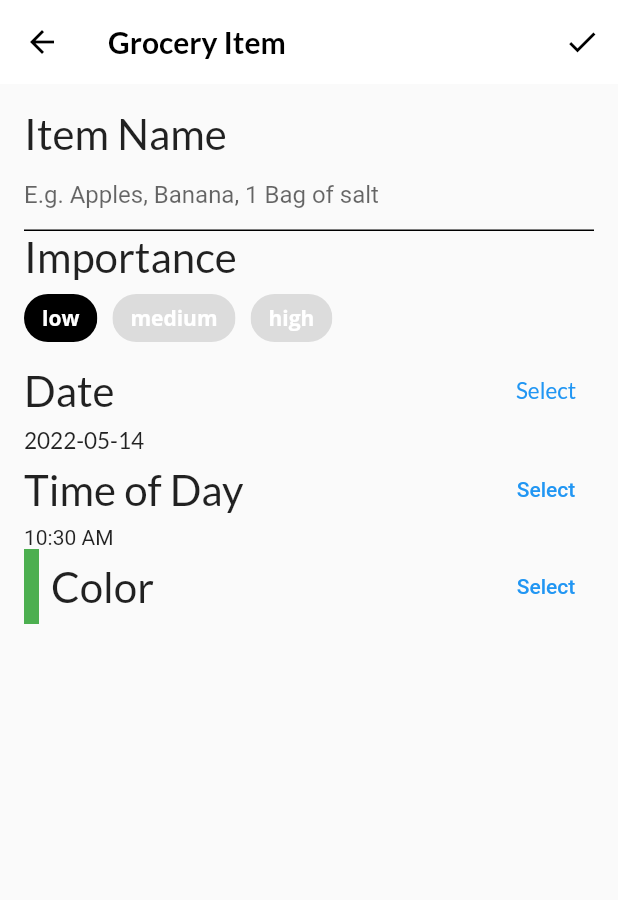
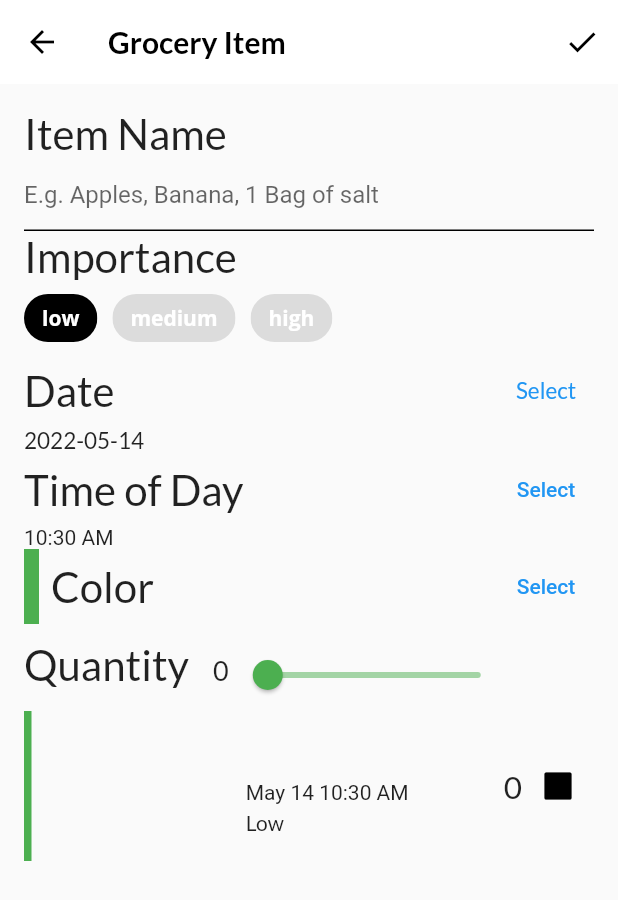
Before and after one commit to aymanobeid0/flutter_apprentice, a Flutter app: the screen it shows after launch, item 3 of the bottom bar chosen, after a tap on the "add" icon, on a phone screen of 412 x 824 dp. Shown: the top 900 px of the screen. Run offline on Flutter 3.47's test engine with Material 2 defaults, Android fonts, the phone set to English and light mode, and no system bars; our stand-ins replace flutter_colorpicker, google_fonts.

Commit message:
grocery list

```diff
--- /dev/null
+++ b/interactive/lib/components/grocery_tile.dart
@@ -0,0 +1,104 @@
+import 'dart:html';
+
+import 'package:flutter/material.dart';
+import 'package:google_fonts/google_fonts.dart';
+import 'package:intl/intl.dart';
+import '../models/grocery_item.dart';
+
+class GroceryTile extends StatelessWidget {
+  final GroceryItem item;
+  final Function(bool?)? onComplete;
+  final TextDecoration textDecoration;
+  GroceryTile({
+    Key? key,
+    required this.item,
+    this.onComplete,
+  })  : textDecoration =
+            item.isComplete ? TextDecoration.lineThrough : TextDecoration.none,
+        super(key: key);
+  @override
+  Widget build(BuildContext context) {
+    // TODO 21: Change this Widget
+    return SizedBox(
+      height: 100.0,
+      // TODO 20: Replace this color
+      child: Row(
+        mainAxisAlignment: MainAxisAlignment.spaceBetween,
+        children: [
+          // TODO 22: Add Row to group (name, date, importance)
+          Container(width: 5.0, color: item.color),
+          const SizedBox(width: 16.0),
+          Column(
+            mainAxisAlignment: MainAxisAlignment.center,
+            crossAxisAlignment: CrossAxisAlignment.start,
+            children: [
+              Text(
+                item.name,
+                style: GoogleFonts.lato(
+                    decoration: textDecoration,
+                    fontSize: 21.0,
+                    fontWeight: FontWeight.bold),
+              ),
+              const SizedBox(height: 4.0),
+              buildDate(),
+              const SizedBox(height: 4.0),
+              buildImportance(),
+            ],
+          ),
+
+          Row(
+            children: [
+              Text(
+                item.quantity.toString(),
+                style: GoogleFonts.lato(
+                    decoration: textDecoration, fontSize: 21.0),
+              ),
+              buildCheckbox(),
+            ],
+          )
+        ],
+      ),
+    );
+  }
+
+  // TODO: Add BuildImportance()
+  Widget buildImportance() {
+    if (item.importance == Importance.low) {
+      return Text('Low', style: GoogleFonts.lato(decoration: textDecoration));
+    } else if (item.importance == Importance.medium) {
+      return Text('Medium',
+          style: GoogleFonts.lato(
+              fontWeight: FontWeight.w800, decoration: textDecoration));
+    } else if (item.importance == Importance.high) {
+      return Text(
+        'High',
+        style: GoogleFonts.lato(
+          color: Colors.red,
+          fontWeight: FontWeight.w900,
+          decoration: textDecoration,
+        ),
+      );
+    } else {
+      throw Exception('This importance type does not exist');
+    }
+  }
+  // // TODO: Add buildDate()
+
+  Widget buildDate() {
+    final dateFormatter = DateFormat('MMMM dd h:mm a');
+    final dateString = dateFormatter.format(item.date);
+    return Text(
+      dateString,
+      style: TextStyle(decoration: textDecoration),
+    );
+  }
+
+  // // TODO: Add buildCheckbox()
+  Widget buildCheckbox() {
+    return Checkbox(
+      // 1
+      value: item.isComplete, // 2
+      onChanged: onComplete,
+    );
+  }
+}
--- a/interactive/lib/screens/grocery_item_screen.dart
+++ b/interactive/lib/screens/grocery_item_screen.dart
@@ -4,6 +4,7 @@
 import 'package:intl/intl.dart';
 import 'package:uuid/uuid.dart';
 import '../models/models.dart';
+import '../components/grocery_tile.dart';
 
 class GroceryItemScreen extends StatefulWidget {
   const GroceryItemScreen({
@@ -70,6 +71,27 @@
           IconButton(
               onPressed: () {
                 // TODO 24: Add callback handler
+                final groceryItem = GroceryItem(
+                  id: widget.originalItem?.id ?? const Uuid().v1(),
+                  name: _nameController.text,
+                  importance: _importance,
+                  color: _currentColor,
+                  quantity: _currentSliderValue,
+                  date: DateTime(
+                    _dueDate.year,
+                    _dueDate.month,
+                    _dueDate.day,
+                    _timeOfDay.hour,
+                    _timeOfDay.minute,
+                  ),
+                );
+                if (widget.isUpdating) {
+                  // 2
+                  widget.onUpdate(groceryItem);
+                } else {
+                  // 3
+                  widget.onCreate(groceryItem);
+                }
               },
               icon: const Icon(Icons.check))
         ],
@@ -92,9 +114,27 @@
             //TODO 16: Add time picker
             buildTimeField(context),
             //TODO 17: Add color picker
-            buildColorPicker()
+            buildColorPicker(),
             //TODO 18: Add slider //
+            const SizedBox(height: 10.0),
+            buildQuantityField(),
             // TODO: 19: Add Grocery Tile
+            GroceryTile(
+              item: GroceryItem(
+                id: 'previewMode',
+                name: _name,
+                importance: _importance,
+                color: _currentColor,
+                quantity: _currentSliderValue,
+                date: DateTime(
+                  _dueDate.year,
+                  _dueDate.month,
+                  _dueDate.day,
+                  _timeOfDay.hour,
+                  _timeOfDay.minute,
+                ),
+              ),
+            ),
           ],
         ),
       ),
@@ -300,5 +340,42 @@
       ],
     );
   }
+
   // // TODO: Add buildQuantityField()
+  Widget buildQuantityField() {
+    return Column(
+      crossAxisAlignment: CrossAxisAlignment.start,
+      children: [
+        Row(
+          crossAxisAlignment: CrossAxisAlignment.baseline,
+          textBaseline: TextBaseline.alphabetic,
+          children: [
+            Text(
+              'Quantity',
+              style: GoogleFonts.lato(fontSize: 28.0),
+            ),
+            const SizedBox(width: 16.0),
+            Text(
+              _currentSliderValue.toInt().toString(),
+              style: GoogleFonts.lato(fontSize: 18.0),
+            ),
+            Slider(
+              inactiveColor: _currentColor.withOpacity(0.5),
+              activeColor: _currentColor,
+              value: _currentSliderValue.toDouble(),
+              min: 0.0,
+              max: 100.0,
+              divisions: 100,
+              label: _currentSliderValue.toInt().toString(),
+              onChanged: (double value) {
+                setState(() {
+                  _currentSliderValue = value.toInt();
+                });
+              },
+            )
+          ],
+        )
+      ],
+    );
+  }
 }
--- /dev/null
+++ b/interactive/lib/screens/grocery_list_screen.dart
@@ -0,0 +1,43 @@
+import 'package:flutter/material.dart';
+import '../components/grocery_tile.dart';
+import '../models/models.dart';
+import 'grocery_item_screen.dart';
+
+class GroceryListScreen extends StatelessWidget {
+  final GroceryManager manager;
+  const GroceryListScreen({
+    Key? key,
+    required this.manager,
+  }) : super(key: key);
+
+  @override
+  Widget build(BuildContext context) {
+    // TODO 26: Replace with ListView
+    final groceryItems = manager.groceryItems;
+    return Padding(
+      padding: const EdgeInsets.all(16.0),
+      child: ListView.separated(
+        itemBuilder: (context, index) {
+          final item = groceryItems[index];
+          // TODO 28: Wrap in a Dismissable
+          //// TODO 27: Wrap in an InkWell
+          ///
+
+          return GroceryTile(
+            key: Key(item.id),
+            item: item,
+            onComplete: (change) {
+              if (change != null) {
+                manager.completeItem(index, change);
+              }
+            },
+          );
+        },
+        separatorBuilder: (context, index) {
+          return const SizedBox(height: 16.0);
+        },
+        itemCount: groceryItems.length,
+      ),
+    );
+  }
+}
--- a/interactive/lib/screens/grocery_screen.dart
+++ b/interactive/lib/screens/grocery_screen.dart
@@ -3,6 +3,7 @@
 import 'package:provider/provider.dart';
 import '../models/models.dart';
 import 'grocery_item_screen.dart';
+import 'grocery_list_screen.dart';
 
 class GroceryScreen extends StatelessWidget {
   const GroceryScreen({Key? key}) : super(key: key);
@@ -36,7 +37,7 @@
     return Consumer<GroceryManager>(builder: (context, manager, child) {
       if (manager.groceryItems.isNotEmpty) {
         // TODO 25: Add GroceryListScreen
-        return Container();
+        return GroceryListScreen(manager: manager);
       } else {
         return const EmptyGroceryScreen();
       }
```
